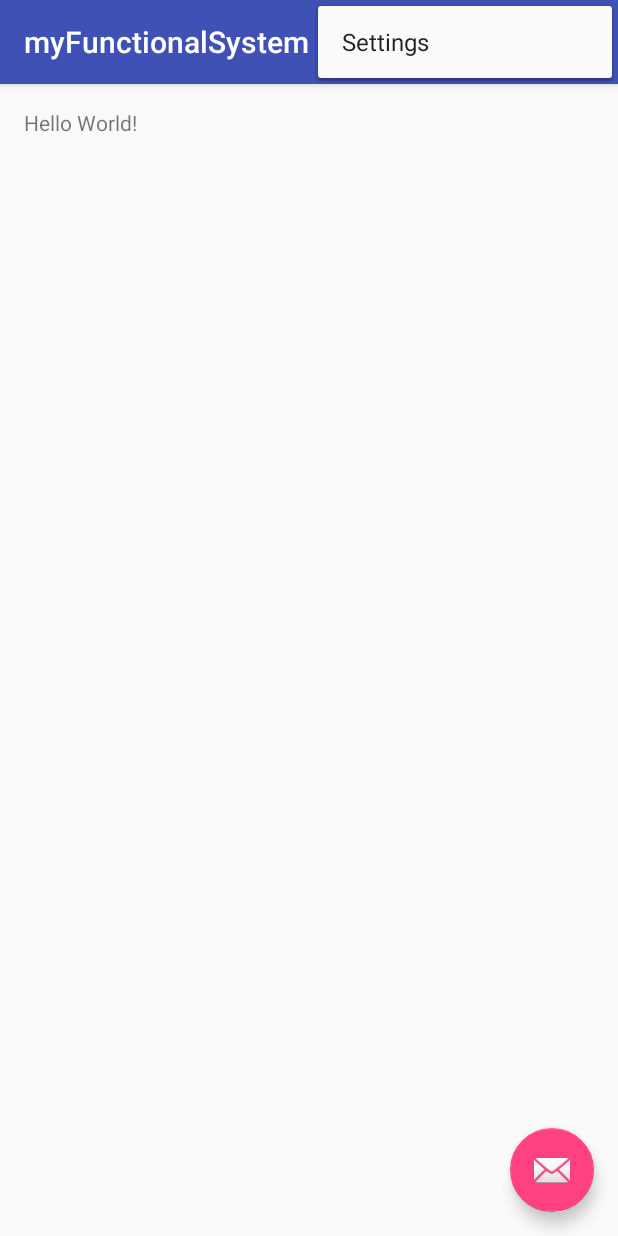
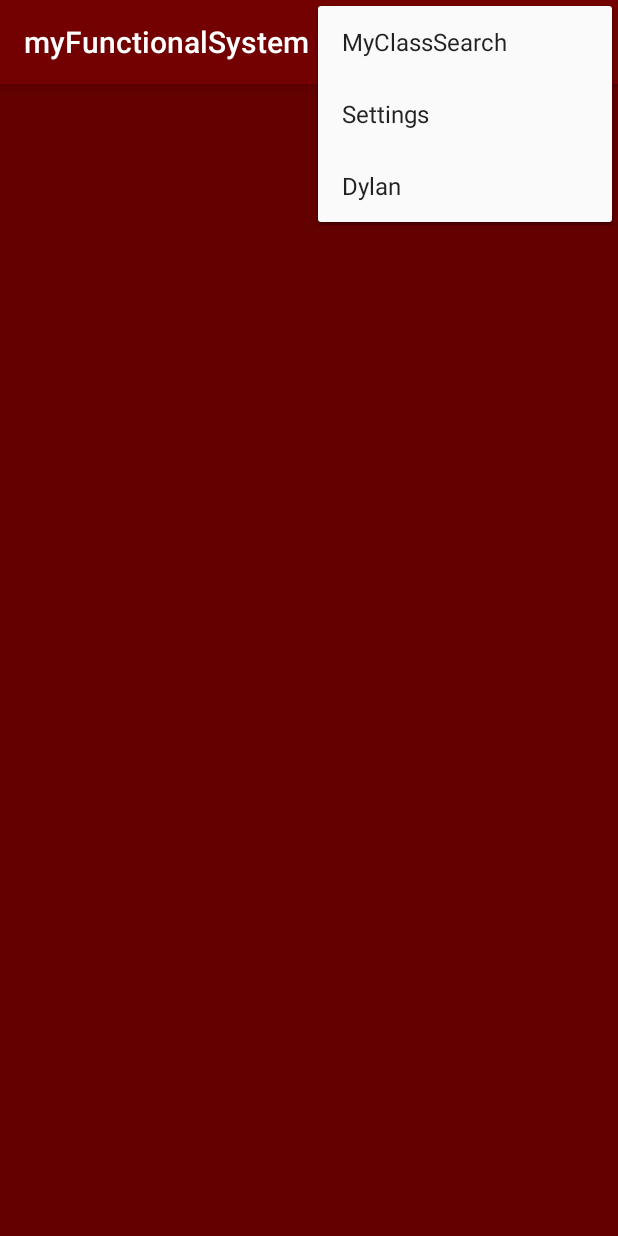
Before and after one commit to jamesd28/myfunctionalsystem-app, an Android app: the screen it shows after launch (Main), with the options menu open, on a phone screen of 412 x 824 dp. Run offline under Robolectric (Android 15) with nearby library versions, the phone set to English and light mode, and no system bars.

Commit message:
Add myClassSearch

```diff
--- a/myFunctionalSystem/app/src/main/AndroidManifest.xml
+++ b/myFunctionalSystem/app/src/main/AndroidManifest.xml
@@ -18,6 +18,11 @@
                 <category android:name="android.intent.category.LAUNCHER" />
             </intent-filter>
         </activity>
+        <activity
+            android:name=".myClassSearch"
+            android:label="@string/title_activity_my_class_search"
+            android:theme="@style/AppTheme.NoActionBar" >
+        </activity>
     </application>
 
 </manifest>
--- a/myFunctionalSystem/app/src/main/res/layout/activity_main.xml
+++ b/myFunctionalSystem/app/src/main/res/layout/activity_main.xml
@@ -3,22 +3,19 @@
     xmlns:android="http://schemas.android.com/apk/res/android"
     xmlns:app="http://schemas.android.com/apk/res-auto"
     xmlns:tools="http://schemas.android.com/tools" android:layout_width="match_parent"
-    android:layout_height="match_parent" android:fitsSystemWindows="true" tools:context=".Main">
+    android:layout_height="match_parent" android:fitsSystemWindows="true" tools:context=".Main"
+    android:background="#630000">
 
     <android.support.design.widget.AppBarLayout android:layout_height="wrap_content"
-        android:layout_width="match_parent" android:theme="@style/AppTheme.AppBarOverlay">
+        android:layout_width="match_parent" android:theme="@style/AppTheme.AppBarOverlay"
+        android:background="#6c0000">
 
         <android.support.v7.widget.Toolbar android:id="@+id/toolbar"
             android:layout_width="match_parent" android:layout_height="?attr/actionBarSize"
-            android:background="?attr/colorPrimary" app:popupTheme="@style/AppTheme.PopupOverlay" />
+            android:background="#730101" app:popupTheme="@style/AppTheme.PopupOverlay" />
 
     </android.support.design.widget.AppBarLayout>
 
     <include layout="@layout/content_main" />
 
-    <android.support.design.widget.FloatingActionButton android:id="@+id/fab"
-        android:layout_width="wrap_content" android:layout_height="wrap_content"
-        android:layout_gravity="bottom|end" android:layout_margin="@dimen/fab_margin"
-        android:src="@android:drawable/ic_dialog_email" />
-
 </android.support.design.widget.CoordinatorLayout>
--- a/myFunctionalSystem/app/src/main/res/layout/content_main.xml
+++ b/myFunctionalSystem/app/src/main/res/layout/content_main.xml
@@ -9,6 +9,4 @@
     app:layout_behavior="@string/appbar_scrolling_view_behavior"
     tools:showIn="@layout/activity_main" tools:context=".Main">
 
-    <TextView android:text="Hello World!" android:layout_width="wrap_content"
-        android:layout_height="wrap_content" />
 </RelativeLayout>
--- a/myFunctionalSystem/app/src/main/res/menu/menu_main.xml
+++ b/myFunctionalSystem/app/src/main/res/menu/menu_main.xml
@@ -1,6 +1,24 @@
 <menu xmlns:android="http://schemas.android.com/apk/res/android"
     xmlns:app="http://schemas.android.com/apk/res-auto"
     xmlns:tools="http://schemas.android.com/tools" tools:context=".Main">
-    <item android:id="@+id/action_settings" android:title="@string/action_settings"
-        android:orderInCategory="100" app:showAsAction="never" />
+    <item
+        android:id="@+id/action_my_class_search"
+        android:title="MyClassSearch"
+        android:orderInCategory="1"
+        app:showAsAction="never"
+        />
+    <item
+        android:id="@+id/action_settings"
+        android:title="@string/action_settings"
+        android:orderInCategory="2"
+        app:showAsAction="never"
+        />
+    <item
+        android:id="@+id/action_dylan"
+        android:title="Dylan"
+        android:orderInCategory="3"
+        app:showAsAction="never"
+        />
+
+
 </menu>
--- a/myFunctionalSystem/app/src/main/res/values/strings.xml
+++ b/myFunctionalSystem/app/src/main/res/values/strings.xml
@@ -1,4 +1,6 @@
 <resources>
     <string name="app_name">myFunctionalSystem</string>
     <string name="action_settings">Settings</string>
+    <string name="title_activity_my_class_search">myClassSearch</string>
+    <string name="title_activity_my_class_search_courses">MyClassSearchCoursesActivity</string>
 </resources>
```
Also changed, not shown: myFunctionalSystem/app/src/main/java/cmpt305/myfunctionalsystem/Main.java (+17 -8 lines).
